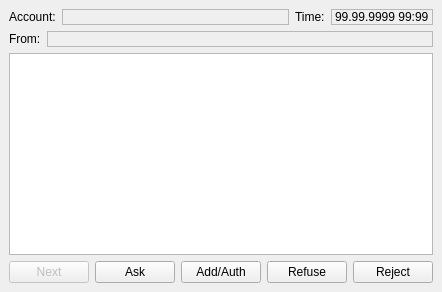
Qt form Vacuum/trunk/src/plugins/RosterChanger/subscriptiondialog.ui (vacuum-im/vacuum-im) before a commit.
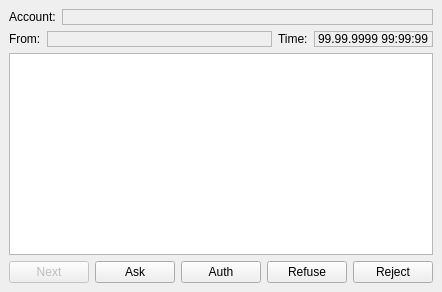
The same form after that commit.

Diff of the .ui file:
```diff
--- a/Vacuum/trunk/src/plugins/RosterChanger/subscriptiondialog.ui
+++ b/Vacuum/trunk/src/plugins/RosterChanger/subscriptiondialog.ui
@@ -44,6 +44,13 @@
          <verstretch>0</verstretch>
         </sizepolicy>
        </property>
+       <property name="font" >
+        <font>
+         <weight>75</weight>
+         <italic>false</italic>
+         <bold>true</bold>
+        </font>
+       </property>
        <property name="frameShape" >
         <enum>QFrame::StyledPanel</enum>
        </property>
@@ -52,23 +59,6 @@
        </property>
       </widget>
      </item>
-     <item>
-      <widget class="QLabel" name="lblTime" >
-       <property name="text" >
-        <string>Time:</string>
-       </property>
-      </widget>
-     </item>
-     <item>
-      <widget class="QLabel" name="lblDateTime" >
-       <property name="frameShape" >
-        <enum>QFrame::StyledPanel</enum>
-       </property>
-       <property name="text" >
-        <string>99.99.9999 99:99</string>
-       </property>
-      </widget>
-     </item>
     </layout>
    </item>
    <item>
@@ -104,6 +94,23 @@
        </property>
       </widget>
      </item>
+     <item>
+      <widget class="QLabel" name="lblTime" >
+       <property name="text" >
+        <string>Time:</string>
+       </property>
+      </widget>
+     </item>
+     <item>
+      <widget class="QLabel" name="lblDateTime" >
+       <property name="frameShape" >
+        <enum>QFrame::StyledPanel</enum>
+       </property>
+       <property name="text" >
+        <string>99.99.9999 99:99:99</string>
+       </property>
+      </widget>
+     </item>
     </layout>
    </item>
    <item>
@@ -150,7 +157,7 @@
         <string>Confirm subscription request</string>
        </property>
        <property name="text" >
-        <string>Add/Auth</string>
+        <string>Auth</string>
        </property>
       </widget>
      </item>
```
